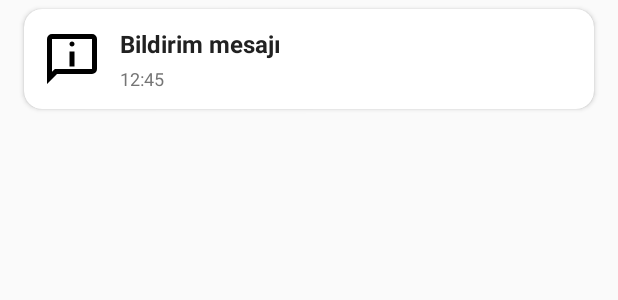
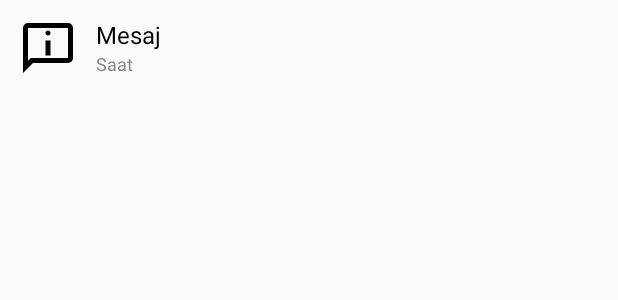
Before and after one commit to halenursarisen/aracplakatanima, an Android app built with Jetpack Compose: the layout bildirim_item.xml on its own in the app's theme, with its tools: preview values and no code run, on a phone screen of 412 x 824 dp. Shown: the top 300 px of the screen. Run offline under Robolectric (Android 15) with nearby library versions, the phone set to English and light mode, and no system bars.

```diff
--- a/app/build.gradle.kts
+++ b/app/build.gradle.kts
@@ -76,6 +76,6 @@ dependencies {
     implementation("com.google.firebase:firebase-auth:22.3.0")
     implementation("com.google.firebase:firebase-database-ktx:20.3.0")
     implementation("androidx.recyclerview:recyclerview:1.3.1")
-
+    implementation ("androidx.fragment:fragment-ktx:1.6.1")
 }
 apply(plugin = "com.google.gms.google-services")
--- a/app/src/main/res/layout/bildirim_item.xml
+++ b/app/src/main/res/layout/bildirim_item.xml
@@ -1,22 +1,10 @@
 <?xml version="1.0" encoding="utf-8"?>
-<androidx.cardview.widget.CardView xmlns:android="http://schemas.android.com/apk/res/android"
-    xmlns:card_view="http://schemas.android.com/apk/res-auto"
-    android:layout_width="match_parent"
-    android:layout_height="wrap_content"
-    android:layout_marginVertical="6dp"
-    android:layout_marginHorizontal="16dp"
-    android:elevation="6dp"
-    card_view:cardCornerRadius="12dp"
-    card_view:cardBackgroundColor="#FFFFFF">
-
-    <LinearLayout
+<LinearLayout xmlns:android="http://schemas.android.com/apk/res/android"
     android:layout_width="match_parent"
     android:layout_height="wrap_content"
     android:orientation="horizontal"
-        android:padding="12dp"
-        android:gravity="center_vertical">
+    android:padding="12dp">
 
-        <!-- Bildirim İkonu -->
     <ImageView
         android:id="@+id/imageIcon"
         android:layout_width="40dp"
@@ -24,7 +12,6 @@
         android:layout_marginEnd="12dp"
         android:src="@drawable/ic_info" />
 
-        <!-- Bildirim Metni -->
     <LinearLayout
         android:layout_width="0dp"
         android:layout_height="wrap_content"
@@ -35,21 +22,16 @@
             android:id="@+id/textMessage"
             android:layout_width="wrap_content"
             android:layout_height="wrap_content"
-                android:text="Bildirim mesajı"
+            android:text="Mesaj"
             android:textSize="16sp"
-                android:textStyle="bold"
-                android:textColor="#212121" />
+            android:textColor="#000000" />
 
         <TextView
             android:id="@+id/textTime"
             android:layout_width="wrap_content"
             android:layout_height="wrap_content"
-                android:text="12:45"
+            android:text="Saat"
             android:textSize="12sp"
-                android:textColor="#757575"
-                android:layout_marginTop="4dp" />
+            android:textColor="#888888" />
     </LinearLayout>
-
 </LinearLayout>
-
-</androidx.cardview.widget.CardView>
--- a/app/src/main/res/layout/fragment_bildirim.xml
+++ b/app/src/main/res/layout/fragment_bildirim.xml
@@ -4,11 +4,13 @@
     android:layout_width="match_parent"
     android:layout_height="match_parent"
     android:orientation="vertical"
-    android:padding="16dp"
     tools:context=".BildirimFragment">
 
     <androidx.recyclerview.widget.RecyclerView
         android:id="@+id/bildirimRecyclerView"
         android:layout_width="match_parent"
-        android:layout_height="match_parent" />
+        android:layout_height="match_parent"
+        android:clipToPadding="false"
+        android:padding="8dp"
+        android:scrollbars="vertical" />
 </LinearLayout>
```
Also changed, not shown: app/src/main/java/com/example/kullaniciapp/BildirimFragment.kt (+12 -4 lines), app/src/main/java/com/example/kullaniciapp/MainActivity.kt (+25 -31 lines), app/src/main/java/com/example/kullaniciapp/MainBottomActivity.kt (+8 -5 lines), app/src/main/res/layout/activity_main_bottom.xml (+5 -6 lines). Lines whose indentation alone changed are shown as unchanged.
